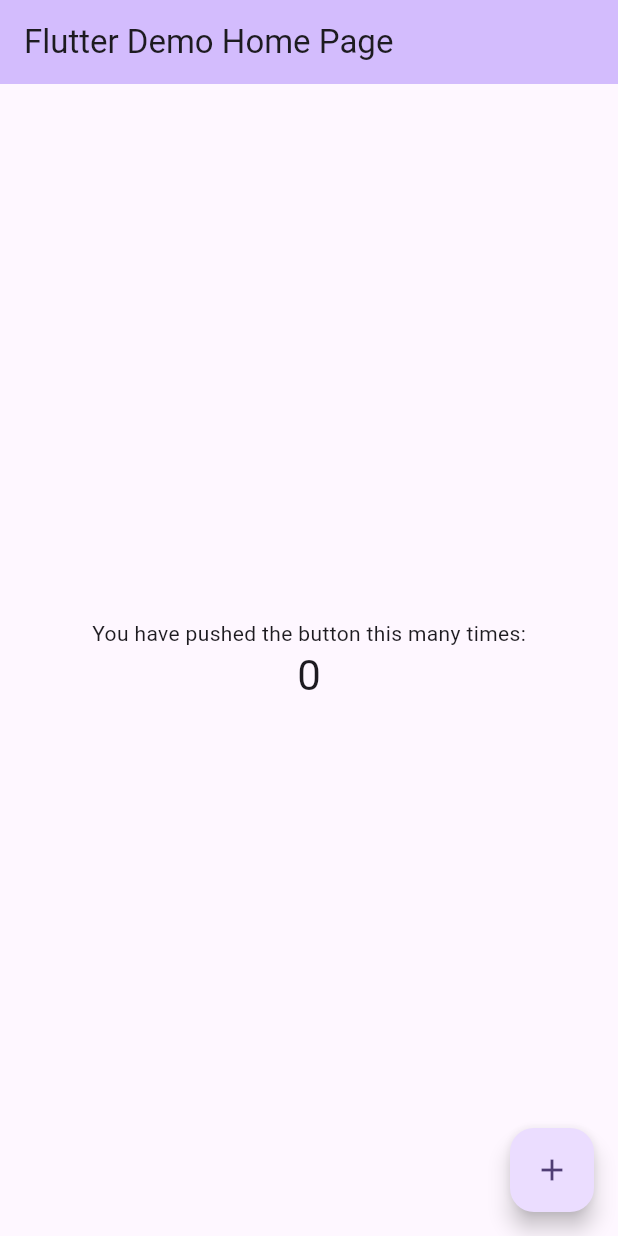
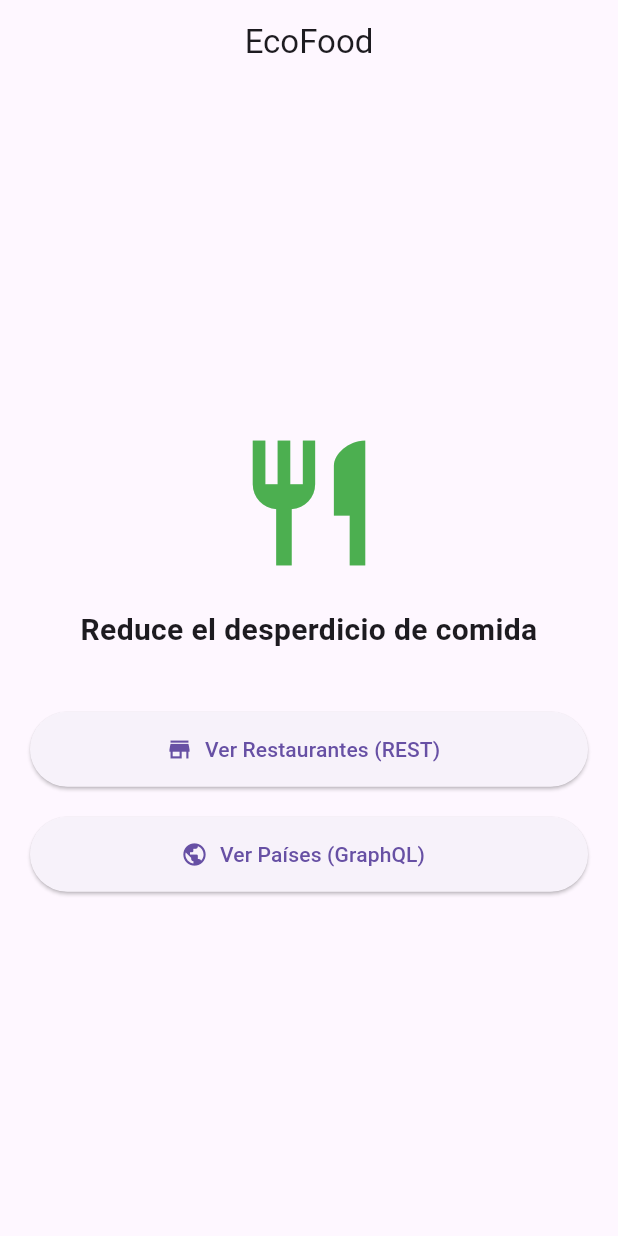
Before and after one commit to 1081271746/rest_grapgql, a Flutter app: the screen it shows after launch, on a phone screen of 412 x 824 dp. Run offline on Flutter 3.47's test engine with Material 3 defaults, Android fonts, the phone set to English and light mode, and no system bars; our stand-ins replace graphql_flutter.

Commit message:
Subiendo proyecto final Flutter REST + GraphQL EcoFood

```diff
--- a/rest_graphql/lib/main.dart
+++ b/rest_graphql/lib/main.dart
@@ -1,121 +1,34 @@
 import 'package:flutter/material.dart';
+import 'package:graphql_flutter/graphql_flutter.dart';
+import 'services/graphql_service.dart';
+import 'screens/home_screen.dart';
 
-void main() {
+void main() async {
+
+  WidgetsFlutterBinding.ensureInitialized();
+  await initHiveForFlutter();
+
   runApp(const MyApp());
 }
 
 class MyApp extends StatelessWidget {
   const MyApp({super.key});
 
-  // This widget is the root of your application.
   @override
   Widget build(BuildContext context) {
-    return MaterialApp(
-      title: 'Flutter Demo',
-      theme: ThemeData(
-        // This is the theme of your application.
-        //
-        // TRY THIS: Try running your application with "flutter run". You'll see
-        // the application has a purple toolbar. Then, without quitting the app,
-        // try changing the seedColor in the colorScheme below to Colors.green
-        // and then invoke "hot reload" (save your changes or press the "hot
-        // reload" button in a Flutter-supported IDE, or press "r" if you used
-        // the command line to start the app).
-        //
-        // Notice that the counter didn't reset back to zero; the application
-        // state is not lost during the reload. To reset the state, use hot
-        // restart instead.
-        //
-        // This works for code too, not just values: Most code changes can be
-        // tested with just a hot reload.
-        colorScheme: .fromSeed(seedColor: Colors.deepPurple),
-      ),
-      home: const MyHomePage(title: 'Flutter Demo Home Page'),
-    );
-  }
-}
 
-class MyHomePage extends StatefulWidget {
-  const MyHomePage({super.key, required this.title});
+    return GraphQLProvider(
+      client: GraphQLService.client,
 
-  // This widget is the home page of your application. It is stateful, meaning
-  // that it has a State object (defined below) that contains fields that affect
-  // how it looks.
+      child: MaterialApp(
+        debugShowCheckedModeBanner: false,
+        title: "EcoFood",
 
-  // This class is the configuration for the state. It holds the values (in this
-  // case the title) provided by the parent (in this case the App widget) and
-  // used by the build method of the State. Fields in a Widget subclass are
-  // always marked "final".
+        theme: ThemeData(
+          primarySwatch: Colors.green,
+        ),
 
-  final String title;
-
-  @override
-  State<MyHomePage> createState() => _MyHomePageState();
-}
-
-class _MyHomePageState extends State<MyHomePage> {
-  int _counter = 0;
-
-  void _incrementCounter() {
-    setState(() {
-      // This call to setState tells the Flutter framework that something has
-      // changed in this State, which causes it to rerun the build method below
-      // so that the display can reflect the updated values. If we changed
-      // _counter without calling setState(), then the build method would not be
-      // called again, and so nothing would appear to happen.
-      _counter++;
-    });
-  }
-
-  @override
-  Widget build(BuildContext context) {
-    // This method is rerun every time setState is called, for instance as done
-    // by the _incrementCounter method above.
-    //
-    // The Flutter framework has been optimized to make rerunning build methods
-    // fast, so that you can just rebuild anything that needs updating rather
-    // than having to individually change instances of widgets.
-    return Scaffold(
-      appBar: AppBar(
-        // TRY THIS: Try changing the color here to a specific color (to
-        // Colors.amber, perhaps?) and trigger a hot reload to see the AppBar
-        // change color while the other colors stay the same.
-        backgroundColor: Theme.of(context).colorScheme.inversePrimary,
-        // Here we take the value from the MyHomePage object that was created by
-        // the App.build method, and use it to set our appbar title.
-        title: Text(widget.title),
-      ),
-      body: Center(
-        // Center is a layout widget. It takes a single child and positions it
-        // in the middle of the parent.
-        child: Column(
-          // Column is also a layout widget. It takes a list of children and
-          // arranges them vertically. By default, it sizes itself to fit its
-          // children horizontally, and tries to be as tall as its parent.
-          //
-          // Column has various properties to control how it sizes itself and
-          // how it positions its children. Here we use mainAxisAlignment to
-          // center the children vertically; the main axis here is the vertical
-          // axis because Columns are vertical (the cross axis would be
-          // horizontal).
-          //
-          // TRY THIS: Invoke "debug painting" (choose the "Toggle Debug Paint"
-          // action in the IDE, or press "p" in the console), to see the
-          // wireframe for each widget.
-          mainAxisAlignment: .center,
-          children: [
-            const Text('You have pushed the button this many times:'),
-            Text(
-              '$_counter',
-              style: Theme.of(context).textTheme.headlineMedium,
-            ),
-          ],
-        ),
-      ),
-      floatingActionButton: FloatingActionButton(
-        onPressed: _incrementCounter,
-        tooltip: 'Increment',
-        child: const Icon(Icons.add),
+        home: const HomeScreen(),
       ),
     );
   }
--- /dev/null
+++ b/rest_graphql/lib/screens/home_screen.dart
@@ -0,0 +1,96 @@
+import 'package:flutter/material.dart';
+import 'restaurant_screen.dart';
+import 'country_screen.dart';
+
+class HomeScreen extends StatelessWidget {
+  const HomeScreen({super.key});
+
+  @override
+  Widget build(BuildContext context) {
+
+    return Scaffold(
+      appBar: AppBar(
+        title: Text("EcoFood"),
+        centerTitle: true,
+      ),
+
+      body: Padding(
+        padding: const EdgeInsets.all(20),
+
+        child: Column(
+
+          mainAxisAlignment: MainAxisAlignment.center,
+
+          children: [
+
+            Icon(
+              Icons.restaurant,
+              size: 100,
+              color: Colors.green,
+            ),
+
+            SizedBox(height:20),
+
+            Text(
+              "Reduce el desperdicio de comida",
+              style: TextStyle(
+                fontSize: 20,
+                fontWeight: FontWeight.bold
+              ),
+              textAlign: TextAlign.center,
+            ),
+
+            SizedBox(height:40),
+
+            ElevatedButton.icon(
+
+              icon: Icon(Icons.store),
+
+              label: Text("Ver Restaurantes (REST)"),
+
+              style: ElevatedButton.styleFrom(
+                minimumSize: Size(double.infinity,50)
+              ),
+
+              onPressed: () {
+
+                Navigator.push(
+                  context,
+                  MaterialPageRoute(
+                    builder: (_) => RestaurantScreen(),
+                  ),
+                );
+
+              },
+            ),
+
+            SizedBox(height:20),
+
+            ElevatedButton.icon(
+
+              icon: Icon(Icons.public),
+
+              label: Text("Ver Países (GraphQL)"),
+
+              style: ElevatedButton.styleFrom(
+                minimumSize: Size(double.infinity,50)
+              ),
+
+              onPressed: () {
+
+                Navigator.push(
+                  context,
+                  MaterialPageRoute(
+                    builder: (_) => CountryScreen(),
+                  ),
+                );
+
+              },
+            ),
+
+          ],
+        ),
+      ),
+    );
+  }
+}
--- /dev/null
+++ b/rest_graphql/lib/services/graphql_service.dart
@@ -0,0 +1,17 @@
+import 'package:flutter/material.dart';
+import 'package:graphql_flutter/graphql_flutter.dart';
+
+class GraphQLService {
+
+  static HttpLink httpLink = HttpLink(
+    'https://countries.trevorblades.com/',
+  );
+
+  static ValueNotifier<GraphQLClient> client = ValueNotifier(
+    GraphQLClient(
+      link: httpLink,
+      cache: GraphQLCache(),
+    ),
+  );
+
+}
```
Also changed, not shown: rest_graphql/lib/models/restaurant.dart (added, +19 -0 lines), rest_graphql/lib/screens/country_screen.dart (added, +66 -0 lines), rest_graphql/lib/screens/restaurant_screen.dart (added, +78 -0 lines), rest_graphql/lib/services/rest_service.dart (added, +23 -0 lines), rest_graphql/pubspec.yaml (+7 -67 lines), rest_graphql/pubspec.lock, 4 other files.
